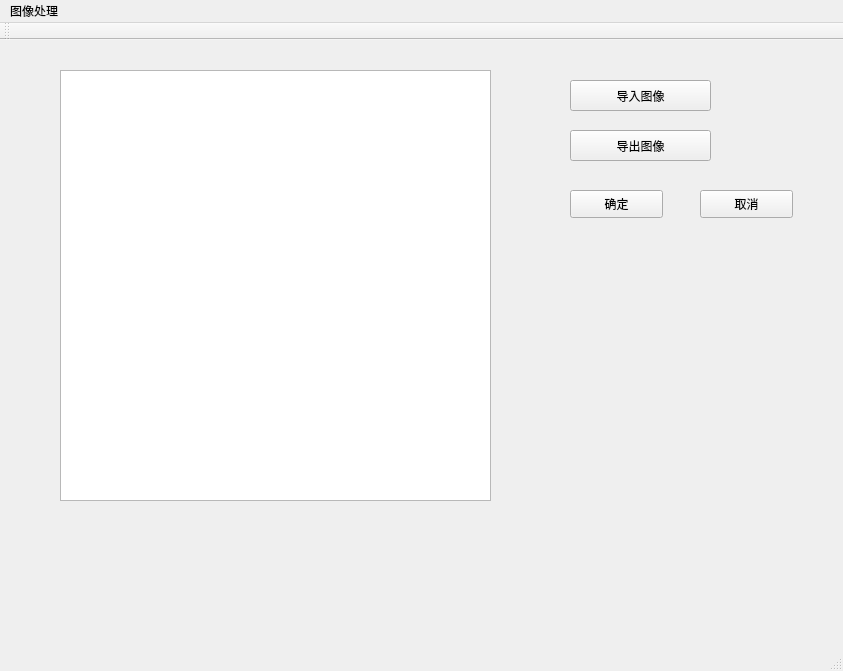
Before: the Qt Designer form imageProcess/View/mainwindow.ui in Grothendieck42/2019-summer-project, drawn with Qt 5.
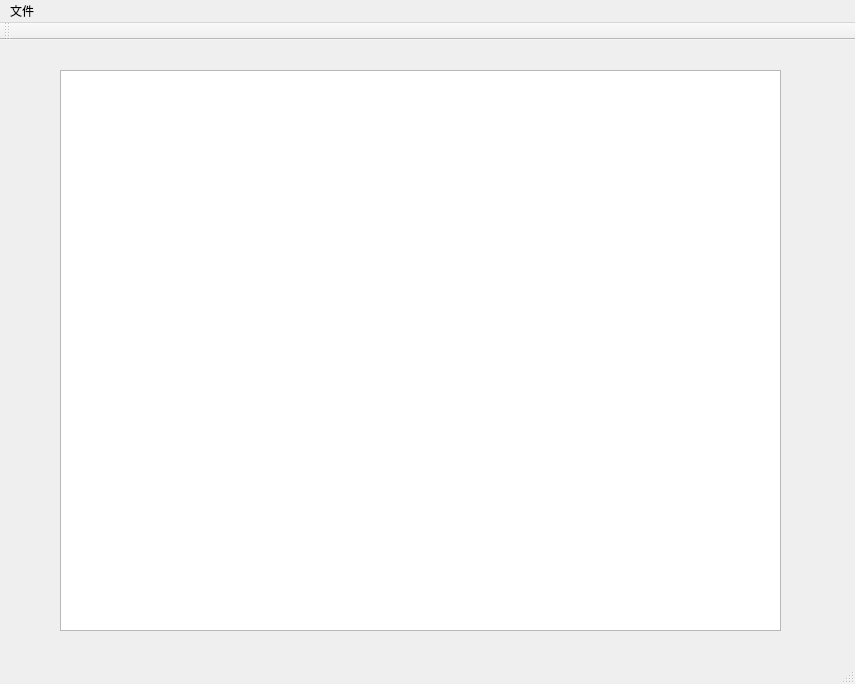
After: the same form once the commit is applied.

What changed in the file:
```diff
--- a/imageProcess/View/mainwindow.ui
+++ b/imageProcess/View/mainwindow.ui
@@ -6,73 +6,21 @@
    <rect>
     <x>0</x>
     <y>0</y>
-    <width>843</width>
-    <height>671</height>
+    <width>855</width>
+    <height>684</height>
    </rect>
   </property>
   <property name="windowTitle">
    <string>MainWindow</string>
   </property>
   <widget class="QWidget" name="centralWidget">
-   <widget class="QPushButton" name="inputImage">
-    <property name="geometry">
-     <rect>
-      <x>570</x>
-      <y>40</y>
-      <width>141</width>
-      <height>31</height>
-     </rect>
-    </property>
-    <property name="text">
-     <string>导入图像</string>
-    </property>
-   </widget>
-   <widget class="QPushButton" name="outputImage">
-    <property name="geometry">
-     <rect>
-      <x>570</x>
-      <y>90</y>
-      <width>141</width>
-      <height>31</height>
-     </rect>
-    </property>
-    <property name="text">
-     <string>导出图像</string>
-    </property>
-   </widget>
-   <widget class="QPushButton" name="pushButton">
-    <property name="geometry">
-     <rect>
-      <x>570</x>
-      <y>150</y>
-      <width>93</width>
-      <height>28</height>
-     </rect>
-    </property>
-    <property name="text">
-     <string>确定</string>
-    </property>
-   </widget>
-   <widget class="QPushButton" name="cancel">
-    <property name="geometry">
-     <rect>
-      <x>700</x>
-      <y>150</y>
-      <width>93</width>
-      <height>28</height>
-     </rect>
-    </property>
-    <property name="text">
-     <string>取消</string>
-    </property>
-   </widget>
    <widget class="QGraphicsView" name="image1">
     <property name="geometry">
      <rect>
       <x>60</x>
       <y>30</y>
-      <width>431</width>
-      <height>431</height>
+      <width>721</width>
+      <height>561</height>
      </rect>
     </property>
    </widget>
@@ -82,13 +30,13 @@
     <rect>
      <x>0</x>
      <y>0</y>
-     <width>843</width>
+     <width>855</width>
      <height>26</height>
     </rect>
    </property>
    <widget class="QMenu" name="menu">
     <property name="title">
-     <string>图像处理</string>
+     <string>文件</string>
     </property>
    </widget>
    <addaction name="menu"/>
```
Left out of the diff: 41 changed lines with no effect on the pictures.
